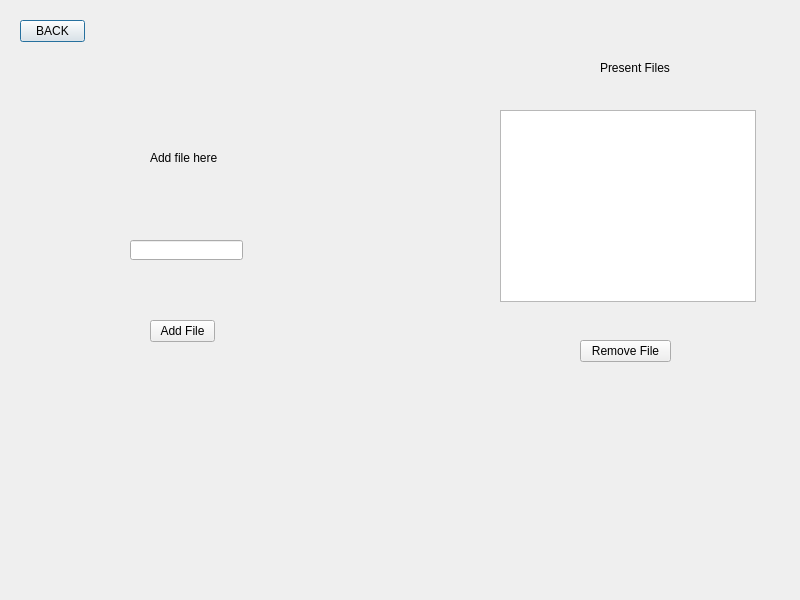
Before: the Qt Designer form database.ui in m-muneebrehman/pd, drawn with Qt 5.
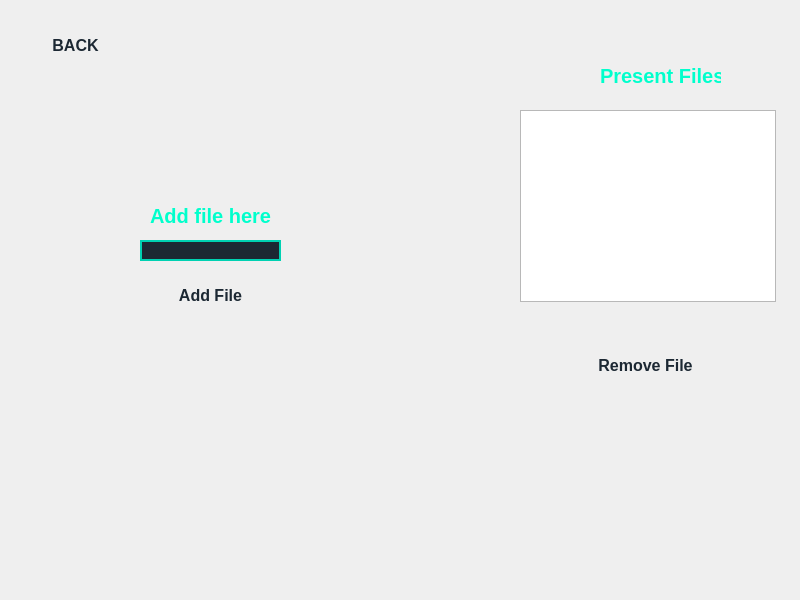
After: the same form once the commit is applied.

What changed in the file:
```diff
--- a/database.ui
+++ b/database.ui
@@ -16,13 +16,77 @@
   <property name="windowTitle">
    <string>Dialog</string>
   </property>
+  <property name="styleSheet">
+   <string notr="true">/* Dialog with a gradient background for a futuristic feel */
+QDialog {
+    background: qlineargradient(spread:pad, x1:0, y1:0, x2:1, y2:1, 
+                                stop:0 #2c3e50, stop:1 #4ca1af); /* Gradient */
+    font-family: 'Cyber Alert', sans-serif; /* Cyber Alert font family */
+    color: #ecf0f1; /* Light text for contrast */
+    border-radius: 12px; /* Rounded edges */
+}
+
+/* Style for labels with neon effect */
+QLabel {
+    color: #00ffcc; /* Neon aqua */
+    font-size: 20px; /* Slightly smaller font size */
+    font-weight: bold;
+    text-align: center;
+    text-shadow: 0px 0px 8px rgba(0, 255, 204, 0.8), /* Outer neon glow */
+                 0px 0px 4px rgba(0, 255, 204, 0.6); /* Inner glow */
+    font-family: 'Cyber Alert', sans-serif; /* Cyber Alert font */
+}
+
+/* Style for buttons */
+QPushButton {
+    background: qlineargradient(spread:pad, x1:0, y1:0, x2:1, y2:1, 
+                                stop:0 #1f4037, stop:1 #99f2c8); /* Gradient background */
+    color: #1c2833; /* Dark text */
+    border: none; /* No border */
+    border-radius: 20px; /* Rounded edges */
+    padding: 10px 20px; /* Adjusted padding for smaller size */
+    font-size: 16px; /* Reduced font size */
+    font-weight: bold;
+    font-family: 'Cyber Alert', sans-serif; /* Cyber Alert font */
+    box-shadow: 0px 8px 12px rgba(0, 0, 0, 0.3); /* Glow effect */
+    transition: all 0.3s ease-in-out;
+}
+
+/* Hover effect for buttons */
+QPushButton:hover {
+    background: qlineargradient(spread:pad, x1:0, y1:0, x2:1, y2:1, 
+                                stop:0 #34e89e, stop:1 #0f3443); /* Vibrant gradient */
+    transform: scale(1.1); /* Slightly enlarge */
+    box-shadow: 0px 10px 15px rgba(0, 255, 170, 0.7); /* Neon glow */
+    color: #ecf0f1; /* Switch text to light for contrast */
+}
+
+/* Style for line edits */
+QLineEdit {
+    background-color: #1c2833; /* Dark background */
+    color: #ecf0f1; /* Light text */
+    border: 2px solid #00d1b2; /* Neon border */
+    border-radius: 12px; /* Adjusted for smaller size */
+    padding: 6px 10px; /* Adjusted padding for smaller input */
+    font-size: 14px; /* Reduced font size */
+    font-family: 'Cyber Alert', sans-serif; /* Cyber Alert font */
+    box-shadow: 0px 4px 8px rgba(0, 0, 0, 0.2); /* Subtle shadow */
+}
+
+/* Focus effect for line edits */
+QLineEdit:focus {
+    border-color: #34e89e; /* Change border color when focused */
+    box-shadow: 0px 0px 10px rgba(52, 232, 158, 0.8); /* Neon glow on focus */
+}
+</string>
+  </property>
   <widget class="QPushButton" name="back">
    <property name="geometry">
     <rect>
      <x>20</x>
      <y>20</y>
-     <width>65</width>
-     <height>22</height>
+     <width>111</width>
+     <height>51</height>
     </rect>
    </property>
    <property name="text">
@@ -32,10 +96,10 @@
   <widget class="QPushButton" name="Addbutton">
    <property name="geometry">
     <rect>
-     <x>150</x>
-     <y>320</y>
-     <width>65</width>
-     <height>22</height>
+     <x>140</x>
+     <y>270</y>
+     <width>141</width>
+     <height>51</height>
     </rect>
    </property>
    <property name="text">
@@ -45,10 +109,10 @@
   <widget class="QPushButton" name="removeButton">
    <property name="geometry">
     <rect>
-     <x>580</x>
+     <x>570</x>
      <y>340</y>
-     <width>91</width>
-     <height>22</height>
+     <width>151</width>
+     <height>51</height>
     </rect>
    </property>
    <property name="acceptDrops">
@@ -61,10 +125,10 @@
   <widget class="QLineEdit" name="AddFile">
    <property name="geometry">
     <rect>
-     <x>130</x>
+     <x>140</x>
      <y>240</y>
-     <width>113</width>
-     <height>20</height>
+     <width>141</width>
+     <height>21</height>
     </rect>
    </property>
   </widget>
@@ -72,9 +136,9 @@
    <property name="geometry">
     <rect>
      <x>150</x>
-     <y>150</y>
-     <width>111</width>
-     <height>16</height>
+     <y>200</y>
+     <width>121</width>
+     <height>31</height>
     </rect>
    </property>
    <property name="text">
@@ -87,7 +151,7 @@
      <x>600</x>
      <y>60</y>
      <width>121</width>
-     <height>16</height>
+     <height>31</height>
     </rect>
    </property>
    <property name="text">
@@ -97,7 +161,7 @@
   <widget class="QListWidget" name="availableFiles">
    <property name="geometry">
     <rect>
-     <x>500</x>
+     <x>520</x>
      <y>110</y>
      <width>256</width>
      <height>192</height>
```
